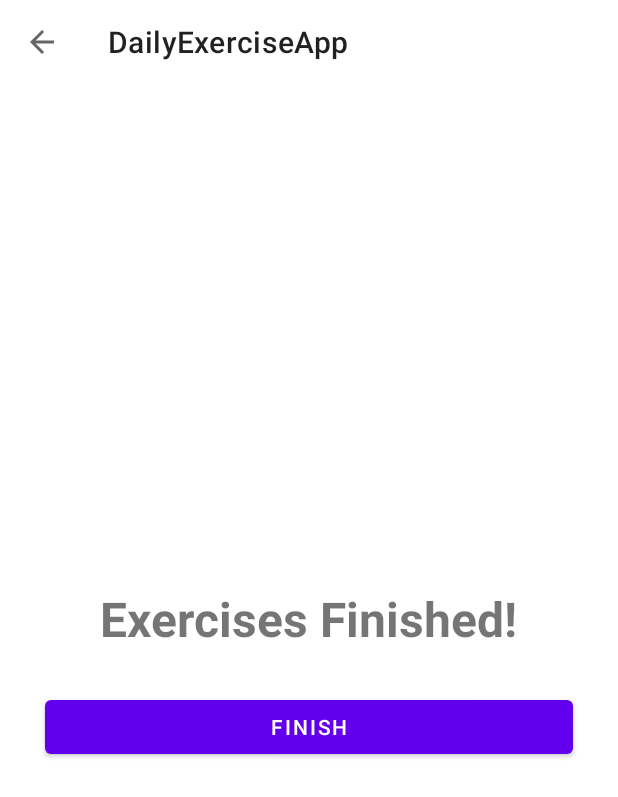
After one commit to Banananabandit/DailyExerciseApp, an Android app: the FinishActivity screen opened directly, with no data from a screen before it, on a phone screen of 412 x 824 dp. The commit adds this screen. Shown: the top 797 px of the screen. Run offline under Robolectric (Android 15) with nearby library versions, the phone set to English and light mode, and no system bars.

Commit message:
Adding a finish activity

```diff
--- a/app/src/main/AndroidManifest.xml
+++ b/app/src/main/AndroidManifest.xml
@@ -9,6 +9,9 @@
         android:roundIcon="@mipmap/ic_launcher_round"
         android:supportsRtl="true"
         android:theme="@style/Theme.DailyExerciseApp">
+        <activity
+            android:name=".FinishActivity"
+            android:exported="false" />
         <activity
             android:name=".ExerciseActivity"
             android:exported="false" />
--- a/app/src/main/java/android/banananabandit/dailyexerciseapp/ExerciseActivity.kt
+++ b/app/src/main/java/android/banananabandit/dailyexerciseapp/ExerciseActivity.kt
@@ -1,6 +1,7 @@
 package android.banananabandit.dailyexerciseapp
 
 import android.banananabandit.dailyexerciseapp.databinding.ActivityExerciseBinding
+import android.content.Intent
 import android.media.MediaPlayer
 import android.net.Uri
 import androidx.appcompat.app.AppCompatActivity
@@ -14,6 +15,9 @@ import androidx.recyclerview.widget.LinearLayoutManager
 
 class ExerciseActivity : AppCompatActivity() {
     private lateinit var binding : ActivityExerciseBinding
+
+    private var restTimerDuration : Long = 1
+    private var exerciseTimerDuration : Long = 1
 
     private var restTimer : CountDownTimer? = null
     private var restProgress = 0
@@ -59,7 +63,7 @@ class ExerciseActivity : AppCompatActivity() {
 
     // These two methods are the best places to trigger notify adapter to change the color of the current exercise
     private fun setRestProgressBar() {
-        restTimer = object : CountDownTimer(25000, 1000) {
+        restTimer = object : CountDownTimer(restTimerDuration * 1000, 1000) {
             override fun onTick(p0: Long) {
                 restProgress++
                 binding.progressBar.progress = 25 - restProgress
@@ -78,7 +82,7 @@ class ExerciseActivity : AppCompatActivity() {
 
     private fun setExerciseProgressBar() {
         binding.progressBarExercise.progress = exerciseProgress
-        exerciseTimer = object : CountDownTimer(25000, 1000) {
+        exerciseTimer = object : CountDownTimer(exerciseTimerDuration * 1000, 1000) {
             override fun onTick(p0: Long) {
                 exerciseProgress++
                 binding.progressBarExercise.progress = 25 - exerciseProgress
@@ -86,15 +90,19 @@ class ExerciseActivity : AppCompatActivity() {
             }
 
             override fun onFinish() {
-                exerciseList!![currentExercise].setExerciseSelected(false)
-                exerciseList!![currentExercise].setExerciseCompleted(true)
-                // using this insetead datasetchanged- which is lazy
-                exerciseAdapter.notifyItemChanged(currentExercise)
+
                 if (currentExercise < exerciseList?.size!! - 1) {
+                    exerciseList!![currentExercise].setExerciseSelected(false)
+                    exerciseList!![currentExercise].setExerciseCompleted(true)
+                    // using this insetead datasetchanged- which is lazy
+                    exerciseAdapter.notifyItemChanged(currentExercise)
                     currentExercise++
                     setUpRestView()
                 }else {
                     Toast.makeText(this@ExerciseActivity, "Workout is finished!", Toast.LENGTH_SHORT).show()
+                    finish()
+                    val intent = Intent(this@ExerciseActivity, FinishActivity::class.java)
+                    startActivity(intent)
                 }
 
 
--- /dev/null
+++ b/app/src/main/java/android/banananabandit/dailyexerciseapp/FinishActivity.kt
@@ -0,0 +1,30 @@
+package android.banananabandit.dailyexerciseapp
+
+import android.banananabandit.dailyexerciseapp.databinding.ActivityFinishBinding
+import androidx.appcompat.app.AppCompatActivity
+import android.os.Bundle
+
+class FinishActivity : AppCompatActivity() {
+    private lateinit var binding : ActivityFinishBinding
+    override fun onCreate(savedInstanceState: Bundle?) {
+        super.onCreate(savedInstanceState)
+        binding = ActivityFinishBinding.inflate(layoutInflater)
+        setContentView(binding.root)
+
+        setSupportActionBar(binding.toolbarFinishActivity)
+
+        if (supportActionBar != null) {
+            supportActionBar?.setDisplayHomeAsUpEnabled(true)
+        }
+
+        binding.toolbarFinishActivity.setOnClickListener {
+            onBackPressed()
+        }
+
+        binding.buttonFinish.setOnClickListener {
+            finish()
+        }
+
+    }
+
+}
--- /dev/null
+++ b/app/src/main/res/layout/activity_finish.xml
@@ -0,0 +1,43 @@
+<?xml version="1.0" encoding="utf-8"?>
+<androidx.constraintlayout.widget.ConstraintLayout xmlns:android="http://schemas.android.com/apk/res/android"
+    xmlns:app="http://schemas.android.com/apk/res-auto"
+    xmlns:tools="http://schemas.android.com/tools"
+    android:layout_width="match_parent"
+    android:layout_height="match_parent">
+
+    <androidx.appcompat.widget.Toolbar
+        android:id="@+id/toolbar_finish_activity"
+        android:layout_width="match_parent"
+        android:layout_height="?android:attr/actionBarSize"
+        android:background="@color/white"
+        app:layout_constraintEnd_toEndOf="parent"
+        app:layout_constraintStart_toStartOf="parent"
+        app:layout_constraintTop_toTopOf="parent" />
+
+    <Button
+        android:id="@+id/button_finish"
+        android:layout_width="match_parent"
+        android:layout_height="wrap_content"
+        android:text="Finish"
+        android:layout_marginStart="30dp"
+        android:layout_marginEnd="30dp"
+        app:layout_constraintBottom_toBottomOf="parent"
+        app:layout_constraintEnd_toEndOf="parent"
+        app:layout_constraintStart_toStartOf="parent"
+        app:layout_constraintTop_toBottomOf="@+id/textView"
+        app:layout_constraintVertical_bias="0.077" />
+
+    <TextView
+        android:id="@+id/textView"
+        android:layout_width="wrap_content"
+        android:layout_height="wrap_content"
+        android:text="Exercises Finished!"
+        android:textSize="32sp"
+        android:textStyle="bold"
+        app:layout_constraintBottom_toBottomOf="parent"
+        app:layout_constraintEnd_toEndOf="parent"
+        app:layout_constraintStart_toStartOf="parent"
+        app:layout_constraintTop_toTopOf="parent" />
+
+
+</androidx.constraintlayout.widget.ConstraintLayout>
--- a/build.gradle
+++ b/build.gradle
@@ -6,7 +6,7 @@ buildscript {
     }
     dependencies {
         classpath "com.android.tools.build:gradle:7.0.3"
-        classpath "org.jetbrains.kotlin:kotlin-gradle-plugin:1.5.31"
+        classpath 'org.jetbrains.kotlin:kotlin-gradle-plugin:1.6.10'
 
         // NOTE: Do not place your application dependencies here; they belong
         // in the individual module build.gradle files
```
